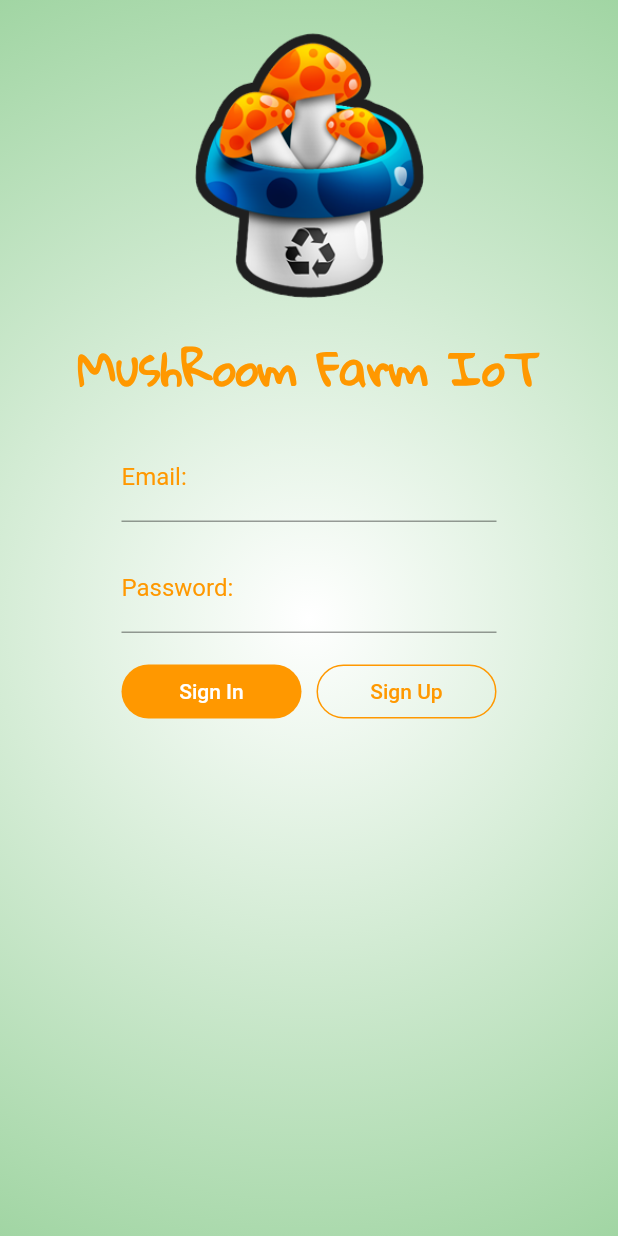
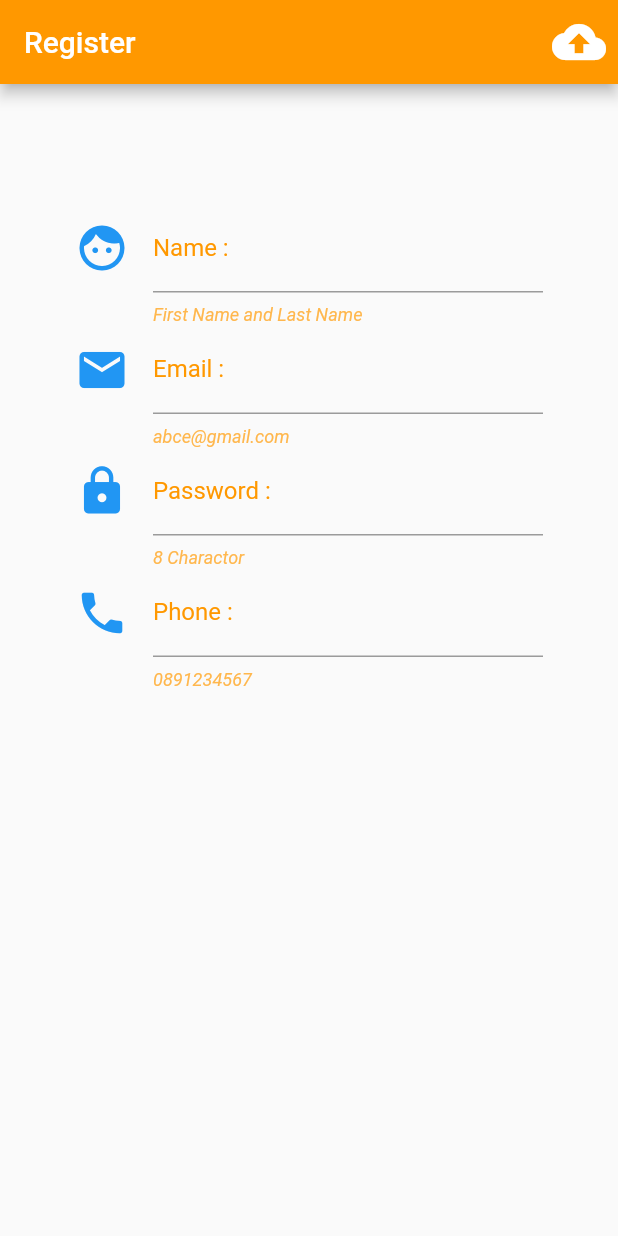
Before and after one commit to masterUNG/MushRoomIoTFlutter, a Flutter app: the screen it shows after launch, on a phone screen of 412 x 824 dp. Run offline on Flutter 3.47's test engine with Material 2 defaults, Android fonts, the phone set to English and light mode, and no system bars.

Commit message:
Design UI Register Success

```diff
--- a/lib/main.dart
+++ b/lib/main.dart
@@ -1,5 +1,6 @@
 import 'package:flutter/material.dart';
 import 'package:mushroom_iot_rpc/screens/authen.dart';
+import 'package:mushroom_iot_rpc/screens/register.dart';
 
 main() {
   runApp(MyAppd()); //run myapps
@@ -9,7 +10,7 @@ class MyAppd extends StatelessWidget {
   @override
   Widget build(BuildContext context) {
     return MaterialApp(
-      home: Authen(), //home screen
+      home: Register(), //home screen
     );
   }
 }
--- /dev/null
+++ b/lib/screens/register.dart
@@ -0,0 +1,104 @@
+import 'package:flutter/material.dart';
+import 'package:flutter/rendering.dart';
+
+class Register extends StatefulWidget {
+  @override
+  _RegisterState createState() => _RegisterState();
+}
+
+class _RegisterState extends State<Register> {
+  Widget uploadButton() {
+    return IconButton(
+      icon: Icon(Icons.cloud_upload),
+      iconSize: 36.0,
+      onPressed: () {},
+    );
+  }
+
+  Widget nameText() {
+    return TextFormField(
+      decoration: InputDecoration(
+          icon: Icon(
+            Icons.face,
+            color: Colors.blue[500],
+            size: 36.0,
+          ),
+          labelText: 'Name :',
+          labelStyle: TextStyle(color: Colors.orange[500]),
+          helperText: 'First Name and Last Name',
+          helperStyle: TextStyle(
+              color: Colors.orange[300], fontStyle: FontStyle.italic)),
+    );
+  }
+
+  Widget nameEmail() {
+    return TextFormField(
+      decoration: InputDecoration(
+          icon: Icon(
+            Icons.email,
+            color: Colors.blue[500],
+            size: 36.0,
+          ),
+          labelText: 'Email :',
+          labelStyle: TextStyle(color: Colors.orange[500]),
+          helperText: 'abce@gmail.com',
+          helperStyle: TextStyle(
+              color: Colors.orange[300], fontStyle: FontStyle.italic)),
+    );
+  }
+
+  Widget namePassword() {
+    return TextFormField(
+      decoration: InputDecoration(
+          icon: Icon(
+            Icons.lock,
+            color: Colors.blue[500],
+            size: 36.0,
+          ),
+          labelText: 'Password :',
+          labelStyle: TextStyle(color: Colors.orange[500]),
+          helperText: '8 Charactor',
+          helperStyle: TextStyle(
+              color: Colors.orange[300], fontStyle: FontStyle.italic)),
+    );
+  }
+
+  Widget namePhone() {
+    return TextFormField(
+      decoration: InputDecoration(
+          icon: Icon(
+            Icons.phone,
+            color: Colors.blue[500],
+            size: 36.0,
+          ),
+          labelText: 'Phone :',
+          labelStyle: TextStyle(color: Colors.orange[500]),
+          helperText: '0891234567',
+          helperStyle: TextStyle(
+              color: Colors.orange[300], fontStyle: FontStyle.italic)),
+    );
+  }
+
+  @override
+  Widget build(BuildContext context) {
+    return Scaffold(
+      resizeToAvoidBottomPadding: false,
+      appBar: AppBar(
+        backgroundColor: Colors.orange[500],
+        title: Text('Register'),
+        actions: <Widget>[uploadButton()],
+      ),
+      body: Container(
+        padding: EdgeInsets.only(top: 80.0, left: 50.0, right: 50.0),
+        child: ListView(
+          children: <Widget>[
+            nameText(),
+            nameEmail(),
+            namePassword(),
+            namePhone()
+          ],
+        ),
+      ),
+    );
+  }
+}
```
